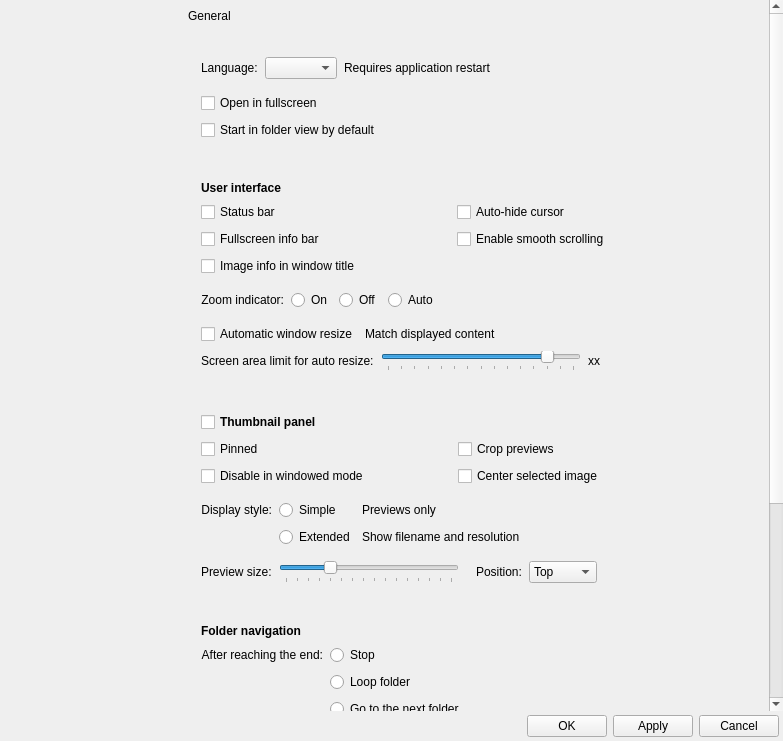
Before: the Qt Designer form qimgv/gui/dialogs/settingsdialog.ui in DropGuard/ImPulse, drawn with Qt 5.
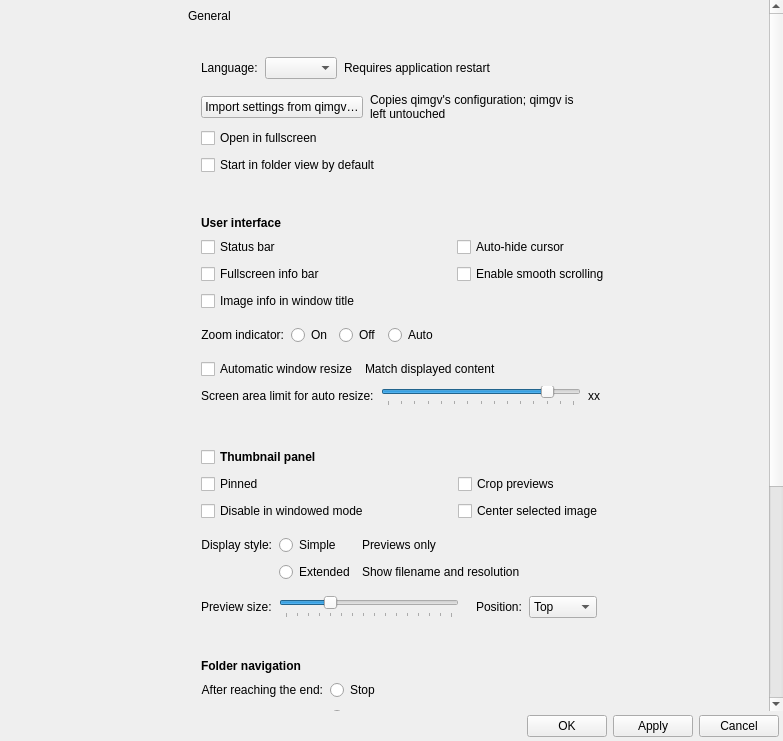
After: the same form once the commit is applied. Custom widgets are drawn as their Qt base class.

Commit message: the qimgv config import is a user request, not a startup migration

```diff
--- a/qimgv/gui/dialogs/settingsdialog.ui
+++ b/qimgv/gui/dialogs/settingsdialog.ui
@@ -461,6 +461,52 @@
                       </property>
                      </widget>
                     </item>
+                    <item>
+                     <layout class="QHBoxLayout" name="importRowLayout">
+                      <property name="leftMargin">
+                       <number>0</number>
+                      </property>
+                      <property name="topMargin">
+                       <number>0</number>
+                      </property>
+                      <property name="rightMargin">
+                       <number>0</number>
+                      </property>
+                      <item>
+                       <widget class="QPushButton" name="importQimgvButton">
+                        <property name="text">
+                         <string>Import settings from qimgv…</string>
+                        </property>
+                       </widget>
+                      </item>
+                      <item>
+                       <widget class="QLabel" name="importQimgvNote">
+                        <property name="accessibleName">
+                         <string notr="true">SNoteText</string>
+                        </property>
+                        <property name="text">
+                         <string>Copies qimgv's configuration; qimgv is left untouched</string>
+                        </property>
+                        <property name="wordWrap">
+                         <bool>true</bool>
+                        </property>
+                       </widget>
+                      </item>
+                      <item>
+                       <spacer name="importRowSpacer">
+                        <property name="orientation">
+                         <enum>Qt::Horizontal</enum>
+                        </property>
+                        <property name="sizeHint" stdset="0">
+                         <size>
+                          <width>40</width>
+                          <height>20</height>
+                         </size>
+                        </property>
+                       </spacer>
+                      </item>
+                     </layout>
+                    </item>
                     <item>
                      <widget class="QCheckBox" name="fullscreenCheckBox">
                       <property name="minimumSize">
```
The commit also changes 6 other files.
